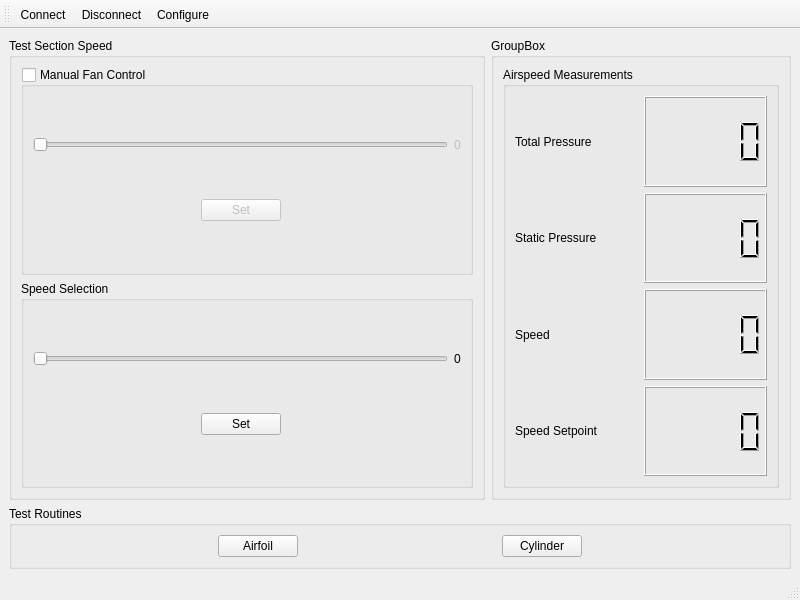
Above: WindTunnelGUI/mainwindow.ui from jmjohnson1/windTunnelV2 before the change. Below: the same form after it.
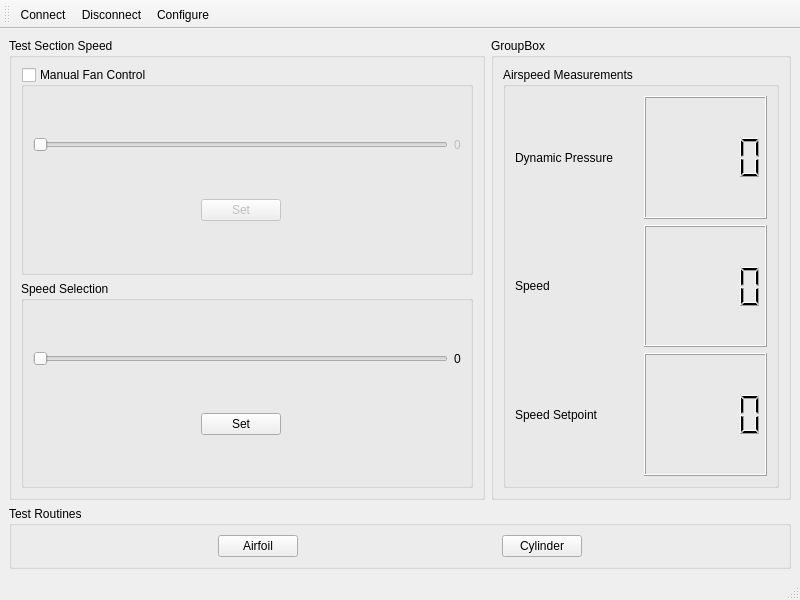
That is the form after the change.

The edit to the form file:
```diff
--- a/WindTunnelGUI/mainwindow.ui
+++ b/WindTunnelGUI/mainwindow.ui
@@ -234,46 +234,36 @@
           <string>Airspeed Measurements</string>
          </property>
          <layout class="QGridLayout" name="gridLayout_5">
-          <item row="1" column="1">
-           <widget class="QLCDNumber" name="staticPressureLCD"/>
-          </item>
-          <item row="3" column="1">
-           <widget class="QLCDNumber" name="speedSetpointLCD"/>
-          </item>
-          <item row="0" column="1">
-           <widget class="QLCDNumber" name="totalPressureLCD"/>
-          </item>
-          <item row="2" column="1">
-           <widget class="QLCDNumber" name="speedLCD"/>
-          </item>
           <item row="0" column="0">
            <widget class="QLabel" name="label">
             <property name="text">
-             <string>Total Pressure</string>
+             <string>Dynamic Pressure</string>
             </property>
            </widget>
           </item>
-          <item row="1" column="0">
-           <widget class="QLabel" name="label_2">
-            <property name="text">
-             <string>Static Pressure</string>
-            </property>
-           </widget>
+          <item row="1" column="1">
+           <widget class="QLCDNumber" name="speedLCD"/>
           </item>
           <item row="2" column="0">
-           <widget class="QLabel" name="label_3">
-            <property name="text">
-             <string>Speed</string>
-            </property>
-           </widget>
-          </item>
-          <item row="3" column="0">
            <widget class="QLabel" name="label_4">
             <property name="text">
              <string>Speed Setpoint</string>
             </property>
            </widget>
           </item>
+          <item row="1" column="0">
+           <widget class="QLabel" name="label_3">
+            <property name="text">
+             <string>Speed</string>
+            </property>
+           </widget>
+          </item>
+          <item row="2" column="1">
+           <widget class="QLCDNumber" name="speedSetpointLCD"/>
+          </item>
+          <item row="0" column="1">
+           <widget class="QLCDNumber" name="dynamicPressureLCD"/>
+          </item>
          </layout>
         </widget>
        </item>
```
Left out of the diff: 2 changed lines with no effect on the pictures.
